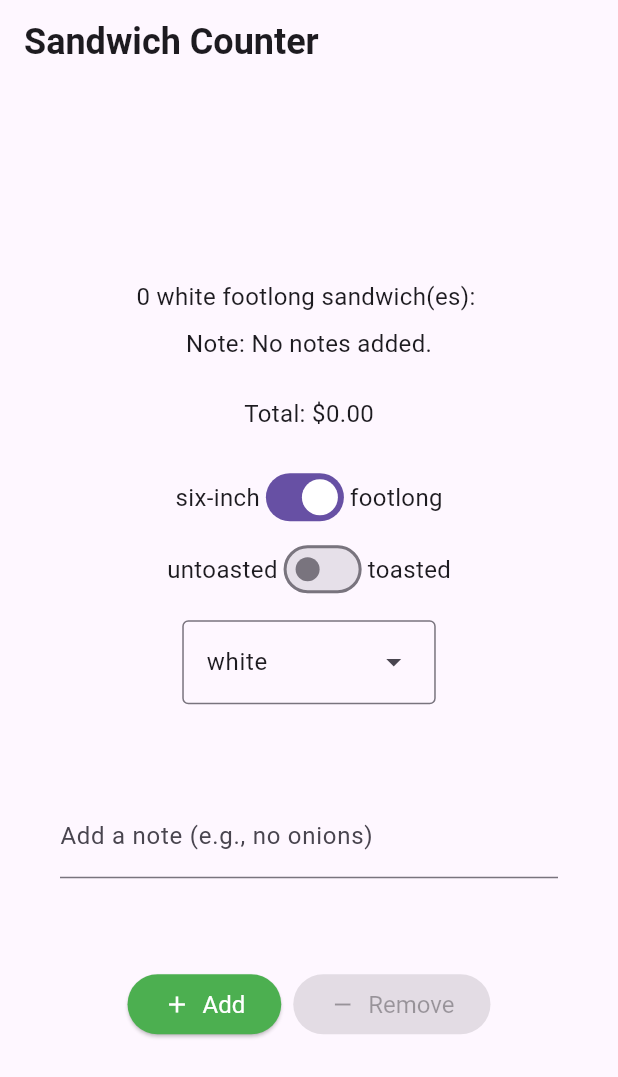
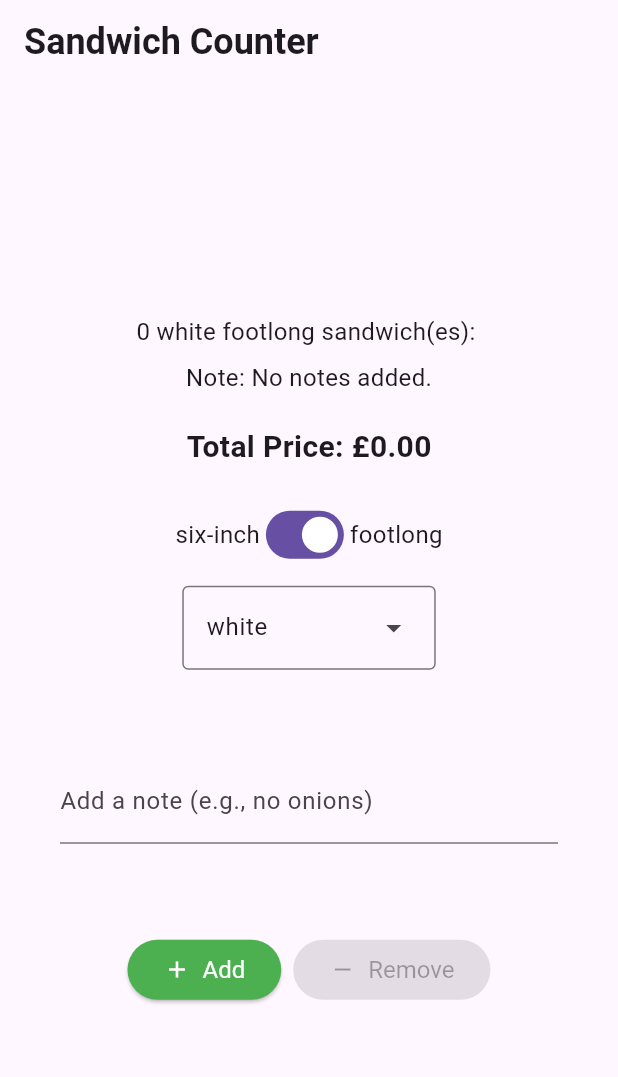
Before and after one commit to James40H/Sandwich_shop, a Flutter app: the screen it shows after launch, on a phone screen of 412 x 824 dp. Shown: the top 1077 px of the screen. Run offline on Flutter 3.47's test engine with Material 3 defaults, Android fonts, the phone set to English and light mode, and no system bars.

Commit message:
update to worksheet 5

```diff
--- a/lib/main.dart
+++ b/lib/main.dart
@@ -1,8 +1,7 @@
 import 'package:flutter/material.dart';
-
 import 'package:sandwich_shop/views/app_styles.dart';
 import 'package:sandwich_shop/repositories/order_repository.dart';
-import 'package:sandwich_shop/repositories/pricing_repository.dart';
+import 'package:sandwich_shop/repositories/Pricing_Repository.dart';
 
 enum BreadType { white, wheat, wholemeal }
 
@@ -24,9 +23,8 @@ class App extends StatelessWidget {
 
 class OrderScreen extends StatefulWidget {
   final int maxQuantity;
-  final double basePrice;
 
-  const OrderScreen({super.key, this.maxQuantity = 10, this.basePrice = 7.0});
+  const OrderScreen({super.key, this.maxQuantity = 10});
 
   @override
   State<OrderScreen> createState() {
@@ -36,11 +34,10 @@ class OrderScreen extends StatefulWidget {
 
 class _OrderScreenState extends State<OrderScreen> {
   late final OrderRepository _orderRepository;
-  late final PricingRepository _pricingRepository;
   final TextEditingController _notesController = TextEditingController();
   bool _isFootlong = true;
   BreadType _selectedBreadType = BreadType.white;
-  bool _isToasted = false;
+  late final PricingRepository _pricingRepository;
 
   @override
   void initState() {
@@ -96,6 +93,11 @@ class _OrderScreenState extends State<OrderScreen> {
 
   @override
   Widget build(BuildContext context) {
+    final double totalPrice = _pricingRepository.calculatePrice(
+      quantity: _orderRepository.quantity,
+      isFootlong: _isFootlong,
+    );
+
     String sandwichType = 'footlong';
     if (!_isFootlong) {
       sandwichType = 'six-inch';
@@ -107,12 +109,6 @@ class _OrderScreenState extends State<OrderScreen> {
     } else {
       noteForDisplay = _notesController.text;
     }
-
-    final double pricePerItem = _pricingRepository.getSandwichPrice(
-      isFootlong: _isFootlong,
-      sandwichType: sandwichType,
-    );
-    final double totalPrice = pricePerItem * _orderRepository.quantity;
 
     return Scaffold(
       appBar: AppBar(
@@ -132,11 +128,9 @@ class _OrderScreenState extends State<OrderScreen> {
               orderNote: noteForDisplay,
             ),
             const SizedBox(height: 20),
-
-            const SizedBox(height: 4),
             Text(
-              'Total: \$${totalPrice.toStringAsFixed(2)}',
-              style: normalText,
+              'Total Price: £${totalPrice.toStringAsFixed(2)}',
+              style: heading2,
             ),
             const SizedBox(height: 20),
             Row(
@@ -144,25 +138,10 @@ class _OrderScreenState extends State<OrderScreen> {
               children: [
                 const Text('six-inch', style: normalText),
                 Switch(
-                  key: const Key('size'),
                   value: _isFootlong,
                   onChanged: _onSandwichTypeChanged,
                 ),
                 const Text('footlong', style: normalText),
-              ],
-            ),
-            Row(
-              mainAxisAlignment: MainAxisAlignment.center,
-              children: [
-                const Text('untoasted', style: normalText),
-                Switch(
-                  key: const Key('toasted'),
-                  value: _isToasted,
-                  onChanged: (value) {
-                    setState(() => _isToasted = value);
-                  },
-                ),
-                const Text('toasted', style: normalText),
               ],
             ),
             const SizedBox(height: 10),
@@ -279,118 +258,3 @@ class OrderItemDisplay extends StatelessWidget {
     );
   }
 }
-
-class MyApp extends StatelessWidget {
-  const MyApp({super.key});
-
-  // This widget is the root of your application.
-  @override
-  Widget build(BuildContext context) {
-    return MaterialApp(
-      title: 'Sandwich Shop App',
-      theme: ThemeData(
-        // This is the theme of your application.
-        //
-        // TRY THIS: Try running your application with "flutter run". You'll see
-        // the application has a purple toolbar. Then, without quitting the app,
-        // try changing the seedColor in the colorScheme below to Colors.green
-        // and then invoke "hot reload" (save your changes or press the "hot
-        // reload" button in a Flutter-supported IDE, or press "r" if you used
-        // the command line to start the app).
-        //
-        // Notice that the counter didn't reset back to zero; the application
-        // state is not lost during the reload. To reset the state, use hot
-        // restart instead.
-        //
-        // This works for code too, not just values: Most code changes can be
-        // tested with just a hot reload.
-        colorScheme: ColorScheme.fromSeed(seedColor: Colors.deepPurple),
-      ),
-      home: const MyHomePage(title: 'Flutter Demo Home Page'),
-    );
-  }
-}
-
-class MyHomePage extends StatefulWidget {
-  const MyHomePage({super.key, required this.title});
-
-  // This widget is the home page of your application. It is stateful, meaning
-  // that it has a State object (defined below) that contains fields that affect
-  // how it looks.
-
-  // This class is the configuration for the state. It holds the values (in this
-  // case the title) provided by the parent (in this case the App widget) and
-  // used by the build method of the State. Fields in a Widget subclass are
-  // always marked "final".
-
-  final String title;
-
-  @override
-  State<MyHomePage> createState() => _MyHomePageState();
-}
-
-class _MyHomePageState extends State<MyHomePage> {
-
-  void _incrementCounter() {
-    setState(() {
-      // This call to setState tells the Flutter framework that something has
-      // changed in this State, which causes it to rerun the build method below
-      // so that the display can reflect the updated values. If we changed
-      // _counter without calling setState(), then the build method would not be
-      // called again, and so nothing would appear to happen.
-    });
-  }
-
-  @override
-  Widget build(BuildContext context) {
-    // This method is rerun every time setState is called, for instance as done
-    // by the _incrementCounter method above.
-    //
-    // The Flutter framework has been optimized to make rerunning build methods
-    // fast, so that you can just rebuild anything that needs updating rather
-    // than having to individually change instances of widgets.
-    return Scaffold(
-      appBar: AppBar(
-        // TRY THIS: Try changing the color here to a specific color (to
-        // Colors.amber, perhaps?) and trigger a hot reload to see the AppBar
-        // change color while the other colors stay the same.
-        backgroundColor: Theme.of(context).colorScheme.inversePrimary,
-        // Here we take the value from the MyHomePage object that was created by
-        // the App.build method, and use it to set our appbar title.
-        title: Text(widget.title),
-      ),
-      body: Center(
-        // Center is a layout widget. It takes a single child and positions it
-        // in the middle of the parent.
-        child: Column(
-          // Column is also a layout widget. It takes a list of children and
-          // arranges them vertically. By default, it sizes itself to fit its
-          // children horizontally, and tries to be as tall as its parent.
-          //
-          // Column has various properties to control how it sizes itself and
-          // how it positions its children. Here we use mainAxisAlignment to
-          // center the children vertically; the main axis here is the vertical
-          // axis because Columns are vertical (the cross axis would be
-          // horizontal).
-          //
-          // TRY THIS: Invoke "debug painting" (choose the "Toggle Debug Paint"
-          // action in the IDE, or press "p" in the console), to see the
-          // wireframe for each widget.
-          mainAxisAlignment: MainAxisAlignment.center,
-          children: <Widget>[
-            const Text('Welcome to my sandwich shop!'),
-            //Text(
-            //  '$_counter',
-            //  style: Theme.of(context).textTheme.headlineMedium,
-            //),
-          ],
-        ),
-      ),
-      floatingActionButton: FloatingActionButton(
-        onPressed: _incrementCounter,
-        tooltip: 'Increment',
-        child: const Icon(Icons.add),
-      ), // This trailing comma makes auto-formatting nicer for build methods.
-    );
-  }
-}
--- a/lib/repositories/Pricing_Repository.dart
+++ b/lib/repositories/Pricing_Repository.dart
@@ -1,18 +1,6 @@
 class PricingRepository {
-  double getSandwichPrice({
-    required bool isFootlong,
-    required String sandwichType,
-
-  }) {
-    double basePrice = 0.0;
-    if (sandwichType == 'footlong') {
-      basePrice += 11.0;
-    }
-    else {
-      basePrice += 7.0;
-    }
-
-
-    return basePrice;
+  double calculatePrice({required int quantity, required bool isFootlong}) {
+    final double pricePerItem = isFootlong ? 11.00 : 7.00;
+    return quantity * pricePerItem;
   }
 }
--- a/lib/views/app_styles.dart
+++ b/lib/views/app_styles.dart
@@ -8,3 +8,8 @@ const heading1 = TextStyle(
   fontSize: 24,
   fontWeight: FontWeight.bold,
 );
+
+const heading2 = TextStyle(
+  fontSize: 20,
+  fontWeight: FontWeight.bold,
+);
```
Also changed, not shown: assets/images/logo.png (added), lib/repositories/order_repository.dart (line endings or trailing spaces), 4 other files.
